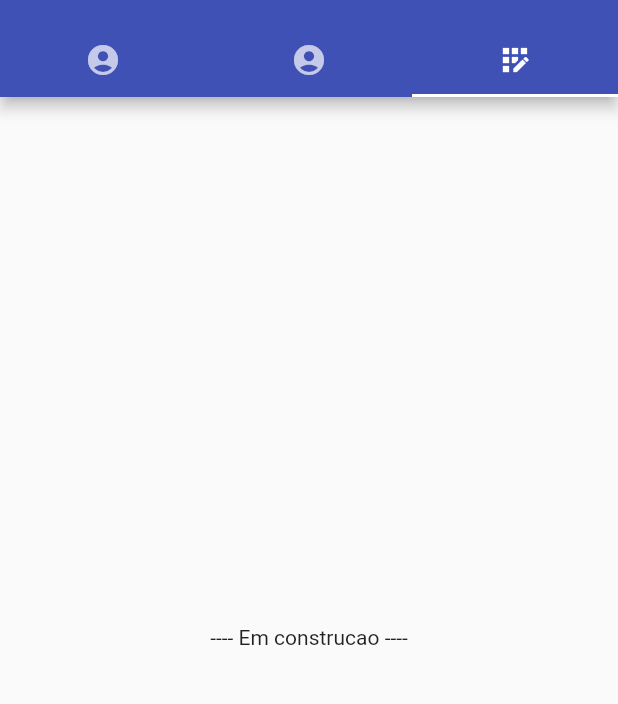
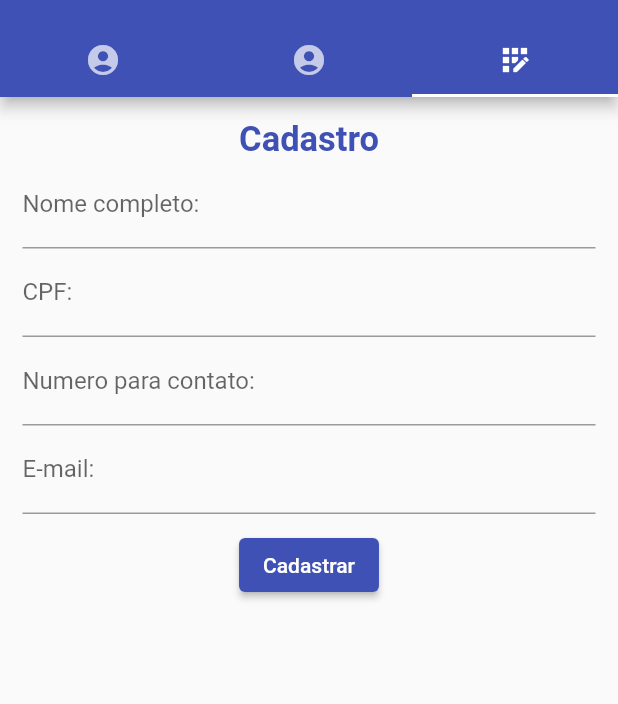
Before and after one commit to aaa1101/atvs-SI700, a Flutter app: the screen it shows after launch, tab 3 chosen, on a phone screen of 412 x 824 dp, the part 59-763 px from its top. Run offline on Flutter 3.47's test engine with Material 2 defaults, Android fonts, the phone set to English and light mode, and no system bars; our stand-ins replace mask_text_input_formatter.

Commit message:
inicio tela cadastro

```diff
--- /dev/null
+++ b/atv02/lib/model/client.dart
@@ -0,0 +1,13 @@
+class Client {
+  String nm_cliente = "";
+  String cd_cpf = "";
+  String cd_tel = "";
+  String nm_email = "";
+
+  doSomething() {
+    print("Cliente: $nm_cliente");
+    print("CPF: $cd_cpf");
+    print("Telefone: $cd_tel");
+    print("Email: $nm_email");
+  }
+}
--- a/atv02/lib/screens/cadastro.dart
+++ b/atv02/lib/screens/cadastro.dart
@@ -1,4 +1,8 @@
+import 'dart:math';
+
+import 'package:atv02/model/client.dart';
 import 'package:flutter/material.dart';
+import 'package:mask_text_input_formatter/mask_text_input_formatter.dart';
 
 class Cadastro extends StatefulWidget {
   const Cadastro({super.key});
@@ -8,8 +12,117 @@ class Cadastro extends StatefulWidget {
 }
 
 class _CadastroState extends State<Cadastro> {
+  final Client client = Client();
+  GlobalKey<FormState> formkey = GlobalKey<FormState>();
+
   @override
   Widget build(BuildContext context) {
-    return const Center(child: Text(" ---- Em construcao ---- "));
+    return Padding(
+      padding: const EdgeInsets.all(15.0),
+      child: Form(
+          key: formkey,
+          child: Column(
+            children: [
+              const Center(
+                  child: Text(
+                'Cadastro',
+                style: TextStyle(
+                  fontSize: 23,
+                  fontWeight: FontWeight.w600,
+                  color: Colors.indigo,
+                ),
+              )),
+              lblNome(),
+              lblCPF(),
+              lblTel(),
+              lblEmail(),
+              btnCadastrar(),
+            ],
+          )),
+    );
+  }
+
+  Widget lblNome() {
+    return TextFormField(
+      decoration: const InputDecoration(
+        labelText: 'Nome completo:',
+        hintText: 'Maria Silva',
+      ),
+      validator: (inValue) => (inValue == null || inValue.isEmpty)
+          ? 'Insira seu nome completo'
+          : null,
+      onSaved: (String? inValue) => client.nm_cliente = inValue ?? "",
+    );
+  }
+
+  Widget lblCPF() {
+    var cpf = MaskTextInputFormatter(mask: '###.###.###-##');
+
+    return TextFormField(
+      inputFormatters: [cpf],
+      keyboardType: TextInputType.number,
+      decoration: const InputDecoration(
+        labelText: 'CPF:',
+        hintText: '999.999.999-99',
+      ),
+      validator: (inValue) =>
+          (inValue == null || inValue.isEmpty) ? 'Informe seu CPF' : null,
+      onSaved: (String? inValue) => client.cd_cpf = inValue ?? "",
+    );
+  }
+
+  Widget lblTel() {
+    var tel = MaskTextInputFormatter(mask: '(##) #####-####');
+
+    return TextFormField(
+      inputFormatters: [tel],
+      keyboardType: TextInputType.number,
+      decoration: const InputDecoration(
+        labelText: 'Numero para contato:',
+        hintText: '(99) 99999-9999',
+      ),
+      validator: (inValue) => (inValue == null || inValue.isEmpty)
+          ? 'Informe um numero para contato'
+          : null,
+      onSaved: (String? inValue) => client.cd_tel = inValue ?? "",
+    );
+  }
+
+  Widget lblEmail() {
+    return TextFormField(
+      keyboardType: TextInputType.emailAddress,
+      decoration: const InputDecoration(
+        labelText: 'E-mail:',
+        hintText: 'maria.silva@gmail.com',
+      ),
+      validator: (inValue) => (inValue == null || inValue.isEmpty)
+          ? 'Informe seu endereco de e-mail'
+          : null,
+      onSaved: (inValue) => client.nm_email = inValue ?? "",
+    );
+  }
+
+  Widget btnCadastrar() {
+    return Padding(
+      padding: const EdgeInsets.all(10.0),
+      child: ElevatedButton(
+        onPressed: () {
+          if (formkey.currentState!.validate()) {
+            formkey.currentState!.save();
+            client.doSomething();
+
+            ScaffoldMessenger.of(context).showSnackBar(
+              const SnackBar(
+                  backgroundColor: Colors.green,
+                  content: Text(
+                    "Cadastrado realizado com sucesso!!",
+                    textAlign: TextAlign.center,
+                  )),
+            );
+          }
+        },
+        child: const Text("Cadastrar"),
+      ),
+    );
   }
 }
```
